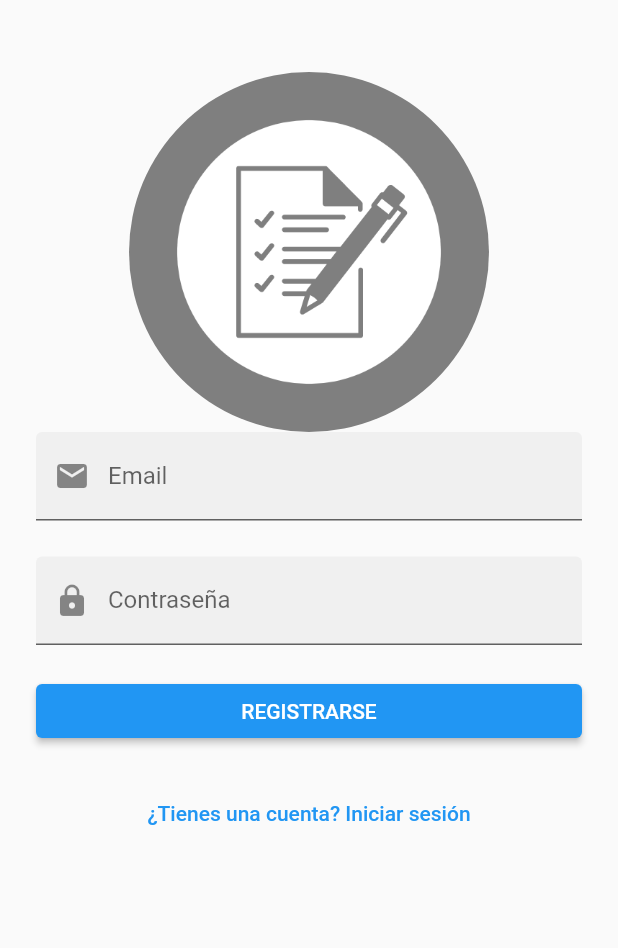
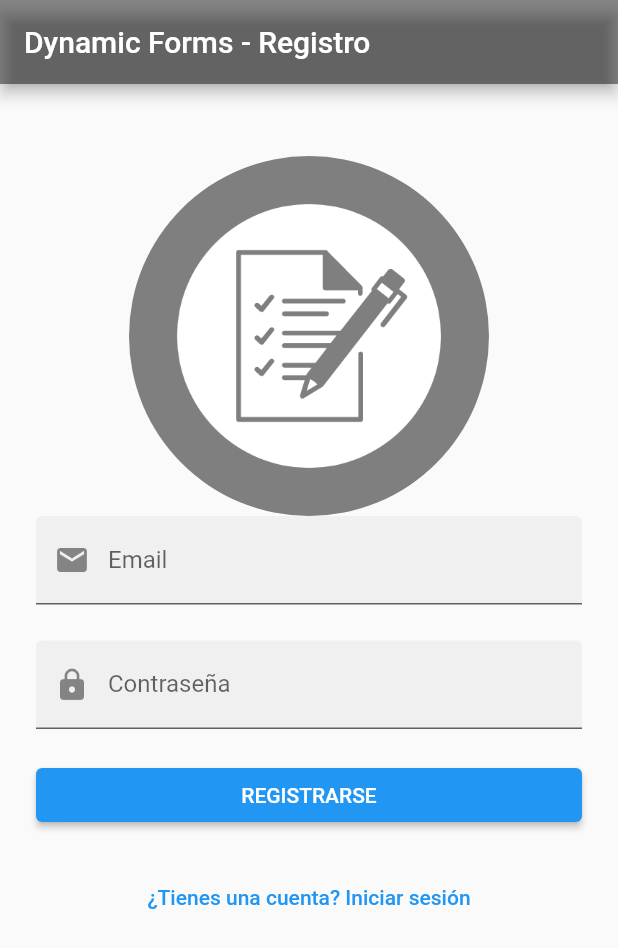
Before and after one commit to Adrasr97/TFG, a Flutter app: the screen it shows after launch, after a tap on "Crear nueva cuenta", on a phone screen of 412 x 824 dp. Shown: the top 948 px of the screen. Run offline on Flutter 3.47's test engine with Material 2 defaults, Android fonts, the phone set to English and light mode, and no system bars; our stand-ins replace cloud_firestore, firebase_auth, firebase_core, get, sqflite; missing offline and left inert: dynamic_forms, expression_language, flutter_dynamic_forms, flutter_dynamic_forms_components; accounts and stored records are empty.

Commit message:
user interface improvement

```diff
--- a/app_forms_tfg/lib/modules/auth/controller/auth_controller.dart
+++ b/app_forms_tfg/lib/modules/auth/controller/auth_controller.dart
@@ -66,7 +66,8 @@ class AuthController extends GetxController {
       );
     } on FirebaseAuthException catch (e) {
       // Firebase lanza sus propios errores para la autenticación
-      Get.snackbar('$e', '$e');
+      Get.snackbar('Email o contraseña incorrecto',
+          "Usuario no encontrado, inténtelo de nuevo");
 
       log('$e');
     }
@@ -90,7 +91,8 @@ class AuthController extends GetxController {
       });
     } on FirebaseAuthException catch (e) {
       // Firebase lanza sus propios erroes para la autenticación
-      Get.snackbar('Este usuario ya está registrado, inicia sesión', '$e');
+      Get.snackbar('Error en el registro',
+          'Este usuario ya está registrado, inicia sesión');
       log('$e');
     }
   }
--- a/app_forms_tfg/lib/modules/auth/screens/email_sign_in_ui.dart
+++ b/app_forms_tfg/lib/modules/auth/screens/email_sign_in_ui.dart
@@ -20,6 +20,11 @@ class EmailSignInUi extends StatelessWidget {
   @override
   Widget build(BuildContext context) {
     return Scaffold(
+        appBar: AppBar(
+          backgroundColor: Colors.black45,
+          title: Text("Dynamic Forms - Acceso"),
+          //title: Text('Título'),
+        ),
         body: ListView(children: [
           Form(
             key: _formKey,
--- a/app_forms_tfg/lib/modules/auth/screens/email_sign_up_ui.dart
+++ b/app_forms_tfg/lib/modules/auth/screens/email_sign_up_ui.dart
@@ -21,6 +21,11 @@ class EmailSignUpUi extends StatelessWidget {
   @override
   Widget build(BuildContext context) {
     return Scaffold(
+      appBar: AppBar(
+        backgroundColor: Colors.black45,
+        title: Text("Dynamic Forms - Registro"),
+        //title: Text('Título'),
+      ),
       body: ListView(
         children: [
           Form(
```
Also changed, not shown: app_forms_tfg/lib/modules/data/data_list.dart (+4 -4 lines), app_forms_tfg/lib/modules/home/screens/details_screen.dart (+13 -19 lines), 6 other files. Lines whose indentation alone changed are shown as unchanged.
